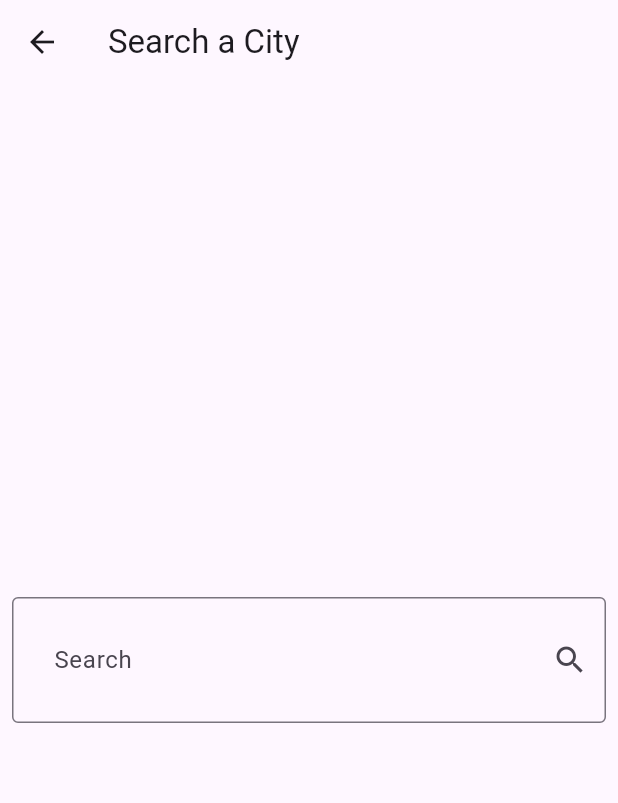
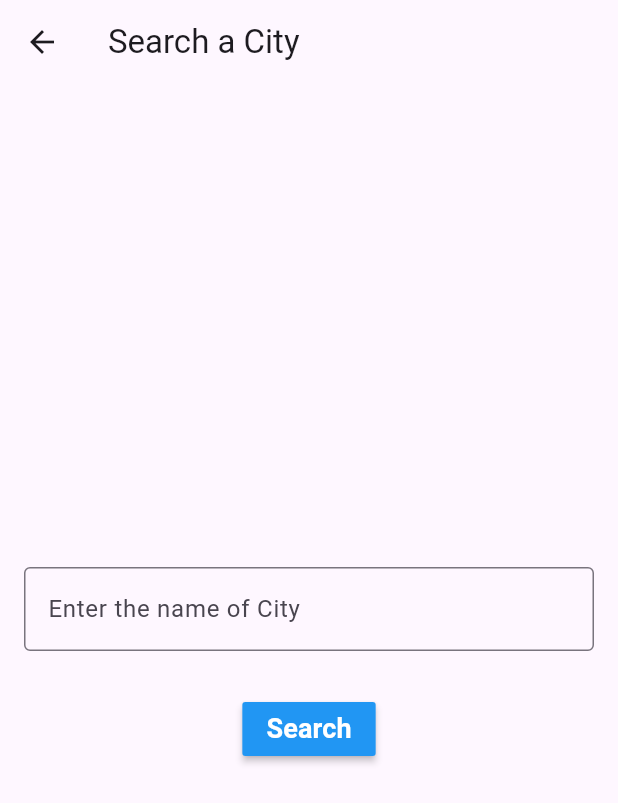
Before and after one commit to osamamahmoud2/WeatherApp, a Flutter app: the screen it shows after launch, after a tap on the "search" icon, on a phone screen of 412 x 824 dp. Shown: the top 803 px of the screen. Run offline on Flutter 3.47's test engine with Material 3 defaults, Android fonts, the phone set to English and light mode, and no system bars.

Commit message:
Make some changes

```diff
--- a/lib/Screens/Home_Page.dart
+++ b/lib/Screens/Home_Page.dart
@@ -50,7 +50,7 @@ class _HomePageState extends State<HomePage> {
               decoration: BoxDecoration(
                   gradient: LinearGradient(colors: [
                 weatherdata!.getthemcolor(),
-                weatherdata!.getthemcolor()[300]!,
+                weatherdata!.getthemcolor()[200]!,
                 weatherdata!.getthemcolor()[100]!,
               ], begin: Alignment.topCenter, end: Alignment.bottomCenter)),
               child: Column(
--- a/lib/Screens/Searchpage.dart
+++ b/lib/Screens/Searchpage.dart
@@ -4,39 +4,71 @@ import 'package:last/models/weathermodel.dart';
 import 'package:last/provider/Weather_provider.dart';
 import 'package:provider/provider.dart';
 
+String? name;
+
 class SearchPage extends StatelessWidget {
   SearchPage({this.cityName});
   String? cityName;
+  GlobalKey<FormState> formkey = GlobalKey();
   @override
   Widget build(BuildContext context) {
-    return Scaffold(
+    return Form(
+      key: formkey,
+      child: Scaffold(
         appBar: AppBar(
-        title: Text('Search a City'),
+          title: const Text('Search a City'),
         ),
         body: Center(
           child: Padding(
             padding: const EdgeInsets.all(8.0),
-          child: TextField(
+            child: Column(
+              mainAxisAlignment: MainAxisAlignment.center,
+              children: [
+                Padding(
+                  padding: const EdgeInsets.all(8.0),
+                  child: TextFormField(
+                    decoration: const InputDecoration(
+                        hintText: 'Enter the name of City',
+                        border: OutlineInputBorder()),
+                    validator: (value) {
+                      if (value!.isEmpty) {
+                        return "this feild is requied";
+                      }
+                    },
                     // onChanged: (data) {
                     //   print(data);
                     // },
-            onSubmitted: (value) async {
-              cityName = value;
+                    onChanged: (value) {
+                      name = value;
+                    },
+                  ),
+                ),
+                Padding(
+                  padding: const EdgeInsets.only(top: 20),
+                  child: MaterialButton(
+                    color: Colors.blue,
+                    onPressed: () async {
+                      if (formkey.currentState!.validate()) {
                         WeartherServices services = WeartherServices();
                         weathermodel weather =
-                  await services.GetWeather(CityName: cityName!);
+                            await services.GetWeather(CityName: name!);
                         weatherdata = weather;
-              Provider.of<Weatherprovider>(context, listen: false).weatherdata =
-                  weather;
+                        Provider.of<Weatherprovider>(context, listen: false)
+                            .weatherdata = weather;
                         Navigator.pop(context);
+                      }
                     },
-            decoration: const InputDecoration(
-                contentPadding:
-                    EdgeInsets.symmetric(vertical: 30, horizontal: 24),
-                label: Text('Search'),
-                suffixIcon: Icon(Icons.search),
-                border: OutlineInputBorder(),
-                hintText: 'Enter City'),
+                    child: const Text(
+                      "Search",
+                      style: TextStyle(
+                          fontWeight: FontWeight.bold,
+                          fontSize: 18,
+                          color: Colors.white),
+                    ),
+                  ),
+                )
+              ],
+            ),
           ),
         ),
       ),
--- a/lib/main.dart
+++ b/lib/main.dart
@@ -4,24 +4,24 @@ import 'package:last/provider/Weather_provider.dart';
 import 'package:provider/provider.dart';
 import 'Screens/Home_Page.dart';
 
-void main(){
+void main() {
   runApp(ChangeNotifierProvider(
-    create: (context) {
-        return  Weatherprovider();
+      create: (context) {
+        return Weatherprovider();
       },
-    child: WeartherApp()));
+      child: WeatherApp()));
 }
-class WeartherApp extends StatelessWidget {
 
-weathermodel? weather;
+class WeatherApp extends StatelessWidget {
+  weathermodel? weather;
   @override
   Widget build(BuildContext context) {
     return MaterialApp(
-
       theme: ThemeData(
-        primarySwatch: Provider.of<Weatherprovider>(context).weatherdata?.getthemcolor()
-      ),
-      debugShowCheckedModeBanner: debugDisableShadows=false,
+          primarySwatch: Provider.of<Weatherprovider>(context)
+              .weatherdata
+              ?.getthemcolor()),
+      debugShowCheckedModeBanner: debugDisableShadows = false,
       home: HomePage(),
     );
   }
```
Also changed, not shown: lib/models/weathermodel.dart (+6 -5 lines), 1 other file. Lines whose indentation alone changed are shown as unchanged.
